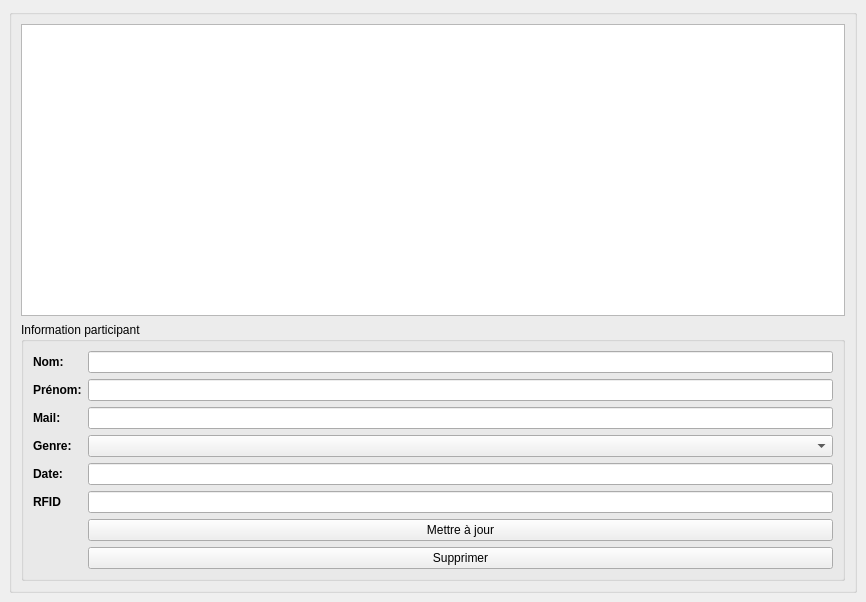
The window that gestionparticipant.ui (yesitswalid/CourseOrientation) describes before a commit, drawn with Qt 5.
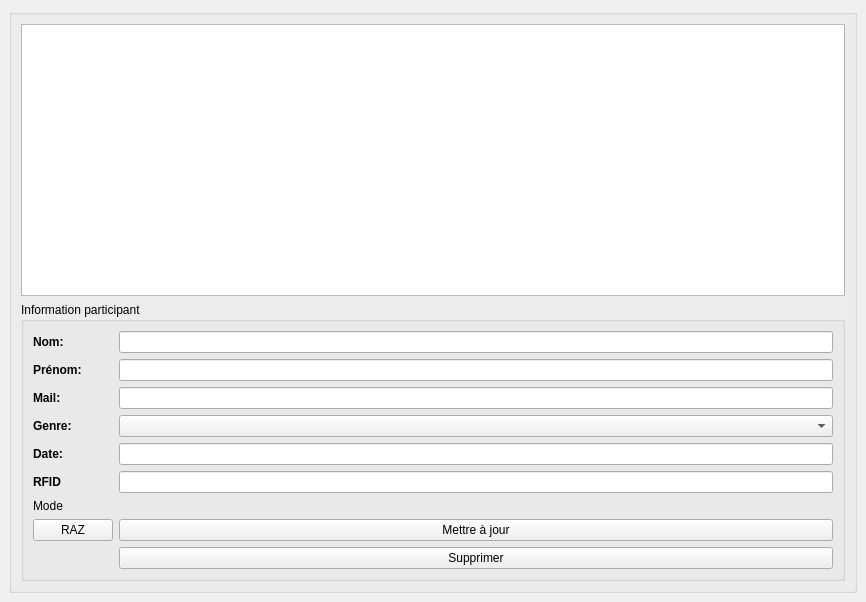
The same window after the commit.

Commit message: Ajouts Signal/slots et thread sur le bouton RAZ

```diff
--- a/gestionparticipant.ui
+++ b/gestionparticipant.ui
@@ -166,6 +166,20 @@
             </property>
            </widget>
           </item>
+          <item row="10" column="0">
+           <widget class="QPushButton" name="razButton">
+            <property name="text">
+             <string>RAZ</string>
+            </property>
+           </widget>
+          </item>
+          <item row="9" column="0">
+           <widget class="QLabel" name="label_2">
+            <property name="text">
+             <string>Mode</string>
+            </property>
+           </widget>
+          </item>
          </layout>
         </widget>
        </item>
```
The commit also changes 7 other files.
